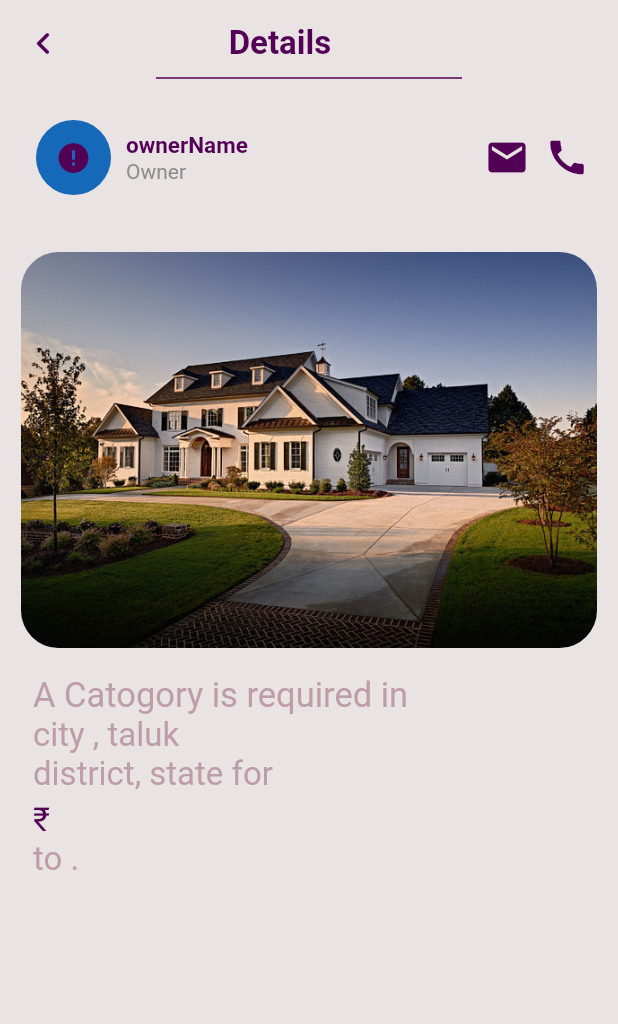
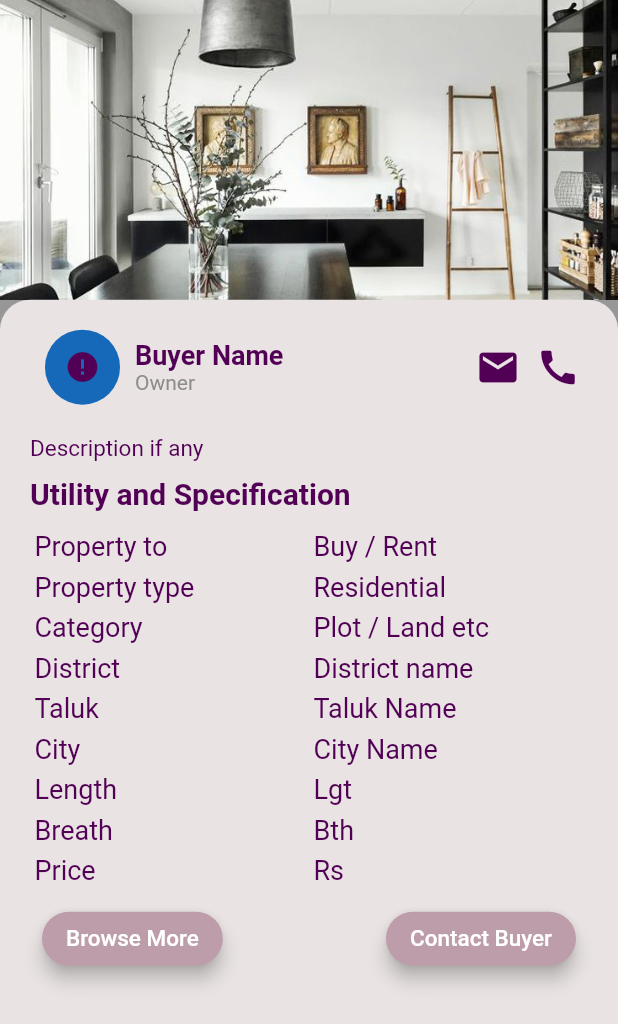
Before and after one commit to JohnNixon6972/Property_app, a Flutter app: the requestPropertyDetails screen opened by its route, on a phone screen of 412 x 824 dp. Shown: the top 1024 px of the screen. Run offline on Flutter 3.47's test engine with Material 2 defaults, Android fonts, the phone set to English and light mode, and no system bars; drawn by our look-alikes of cached_network_image; our stand-ins replace avatar_glow, badges, cloud_firestore, dotted_border, double_back_to_close_app, firebase_auth and 12 more; missing offline and left inert: country_state_city_picker, email_auth, emojis, firebase_phone_auth_handler, open_mail_app; accounts and stored records are empty; network calls fail; statements that could not run were skipped.

Commit message:
Updated Requested property details screen

```diff
--- a/lib/components/forgotpassword.dart
+++ b/lib/components/forgotpassword.dart
@@ -257,8 +257,8 @@ class _forgotPasswordScreenState extends State<forgotPasswordScreen>
                 backgroundColor: kBottomNavigationBackgroundColor,
                 leadingWidth: 0,
                 leading: const SizedBox.shrink(),
-                title: Center(
-                  child: Text(
+                title: const Center(
+                  child:  Text(
                     'Verify Phone Number',
                     style: TextStyle(
                       color: kHighlightedTextColor,
@@ -295,7 +295,7 @@ class _forgotPasswordScreenState extends State<forgotPasswordScreen>
                           "We've sent an SMS with a verification code to " +
                               userInfo.mobileNumber,
                           textAlign: TextAlign.center,
-                          style: TextStyle(
+                          style: const TextStyle(
                               fontSize: 20, color: kHighlightedTextColor),
                         ),
                         const SizedBox(height: 10),
@@ -385,7 +385,7 @@ class _forgotPasswordScreenState extends State<forgotPasswordScreen>
             );
           } catch (e) {
             print(e);
-            return Center();
+            return const Center();
           }
         },
       ),
--- a/lib/screens/raiseIssue.dart
+++ b/lib/screens/raiseIssue.dart
@@ -1,4 +1,4 @@
-// ignore_for_file: non_constant_identifier_names, camel_case_types, avoid_print, file_names, constant_identifier_names, prefer_const_constructors
+// ignore_for_file: non_constant_identifier_names, camel_case_types, avoid_print, file_names, constant_identifier_names, prefer_const_constructors, prefer_const_literals_to_create_immutables
 
 import 'dart:math';
 
--- a/lib/screens/requestPropertyDetails.dart
+++ b/lib/screens/requestPropertyDetails.dart
@@ -1,10 +1,10 @@
-// ignore_for_file: file_names
+// ignore_for_file: file_names, prefer_const_literals_to_create_immutables, use_key_in_widget_constructors, camel_case_types
 
-import 'dart:math';
 import 'package:cached_network_image/cached_network_image.dart';
 import 'package:flutter/material.dart';
 import 'package:open_mail_app/open_mail_app.dart';
 import 'package:property_app/main.dart';
+import 'package:property_app/screens/raiseIssue.dart';
 import 'package:url_launcher/url_launcher.dart';
 
 import '../constants.dart';
@@ -22,52 +22,49 @@ class _requestPropertyDetailsState extends State<requestPropertyDetails> {
   @override
   Widget build(BuildContext context) {
     return Scaffold(
-      backgroundColor: kPageBackgroundColor,
+      backgroundColor: kSubCategoryColor,
       body: SafeArea(
-        child: Padding(
-          padding: const EdgeInsets.all(14.0),
-          child: ListView(physics: const BouncingScrollPhysics(), children: [
-            Row(
-              mainAxisAlignment: MainAxisAlignment.start,
+        child: Column(
+          crossAxisAlignment: CrossAxisAlignment.start,
           children: [
-                Transform.rotate(
-                  angle: 270 * pi / 180,
-                  child: GestureDetector(
-                    onTap: () {
-                      Navigator.pop(context);
-                    },
-                    child: const Icon(
-                      Icons.expand_less_rounded,
-                      size: 30,
-                      color: kHighlightedTextColor,
+            Expanded(
+              flex: 8,
+              child: Container(
+                // color: kHighlightedTextColor,
+                height: 200,
+                padding: const EdgeInsets.only(
+                    top: 50, left: 25, right: 25, bottom: 25),
+                decoration: const BoxDecoration(
+                  image: DecorationImage(
+                    image: AssetImage(
+                      "images/requestProperty.jpg",
+                    ),
+                    fit: BoxFit.cover,
                   ),
                 ),
               ),
-                SizedBox(
-                  width: MediaQuery.of(context).size.width / 3.8,
             ),
-                const Center(
-                  child: Text(
-                    'Details',
-                    style: TextStyle(
-                        fontSize: 22,
-                        fontWeight: FontWeight.bold,
-                        color: kHighlightedTextColor),
+            Expanded(
+              flex: 25,
+              child: Container(
+                padding: const EdgeInsets.symmetric(horizontal: 20),
+                decoration: const BoxDecoration(
+                  color: kPageBackgroundColor,
+                  borderRadius: BorderRadius.only(
+                    topLeft: Radius.circular(20),
+                    topRight: Radius.circular(20),
                   ),
                 ),
-              ],
-            ),
-            const Divider(
-              thickness: 1,
-              indent: 90,
-              endIndent: 90,
-              color: kHighlightedTextColor,
-            ),
+                child: Column(
+                  // mainAxisAlignment: MainAxisAlignment.start,
+                  crossAxisAlignment: CrossAxisAlignment.start,
+                  children: [
                     Row(
                       mainAxisAlignment: MainAxisAlignment.start,
                       children: [
                         Padding(
-                  padding: EdgeInsets.symmetric(horizontal: 10.0, vertical: 20),
+                          padding: const EdgeInsets.symmetric(
+                              horizontal: 10.0, vertical: 20),
                           child: CircleAvatar(
                             backgroundColor: null,
                             radius: 25,
@@ -101,16 +98,16 @@ class _requestPropertyDetailsState extends State<requestPropertyDetails> {
                         Column(
                           crossAxisAlignment: CrossAxisAlignment.start,
                           children: [
-                    Text(
-                      "ownerName",
-                      style: const TextStyle(
-                          fontSize: 15,
+                            const Text(
+                              "Buyer Name",
+                              style: TextStyle(
+                                  fontSize: 18,
                                   fontWeight: FontWeight.w600,
                                   color: kHighlightedTextColor),
                             ),
-                    Text(
+                            const Text(
                               "ownerName" != "admin" ? 'Owner' : "Admin",
-                      style: const TextStyle(
+                              style: TextStyle(
                                 color: Color.fromARGB(255, 141, 141, 141),
                               ),
                             ),
@@ -146,7 +143,7 @@ class _requestPropertyDetailsState extends State<requestPropertyDetails> {
                                   );
                                 }
                               },
-                      child: Padding(
+                              child: const Padding(
                                 padding: EdgeInsets.all(5.0),
                                 child: Icon(
                                   Icons.mail,
@@ -164,7 +161,7 @@ class _requestPropertyDetailsState extends State<requestPropertyDetails> {
                                   throw 'Could not launch $url';
                                 }
                               },
-                      child: Padding(
+                              child: const Padding(
                                 padding: EdgeInsets.all(5.0),
                                 child: Icon(
                                   Icons.call,
@@ -177,82 +174,171 @@ class _requestPropertyDetailsState extends State<requestPropertyDetails> {
                         )
                       ],
                     ),
-            Container(
-              padding: const EdgeInsets.only(top: 18, bottom: 18),
-              height: 300,
-              decoration: const BoxDecoration(
-                  borderRadius: BorderRadius.all(Radius.circular(10))),
-              child: ClipRRect(
-                borderRadius: const BorderRadius.all(
-                  Radius.circular(25),
+                    const Text(
+                      "Description if any",
+                      style: TextStyle(
+                          fontSize: 15,
+                          // fontWeight: FontWeight.w600,
+                          color: kHighlightedTextColor),
                     ),
-                child: Image.asset(
-                  'images/requestProperty.jpg',
-                  fit: BoxFit.cover,
+                    const Padding(
+                      padding: EdgeInsets.only(
+                        top: 10.0,
+                        bottom: 10.0,
+                      ),
+                      child: Text(
+                        "Utility and Specification",
+                        style: TextStyle(
+                            fontSize: 20,
+                            fontWeight: FontWeight.bold,
+                            color: kHighlightedTextColor),
                       ),
                     ),
+                    const specifications(
+                      title: "Property to",
+                      subtitle: "Buy / Rent",
+                    ),
+                    const specifications(
+                      title: "Property type",
+                      subtitle: "Residential",
+                    ),
+                    const specifications(
+                      title: "Category",
+                      subtitle: "Plot / Land etc",
+                    ),
+                    const specifications(
+                      title: "District",
+                      subtitle: "District name",
+                    ),
+                    const specifications(
+                      title: "Taluk",
+                      subtitle: "Taluk Name",
+                    ),
+                    const specifications(
+                      title: "City",
+                      subtitle: "City Name",
+                    ),
+                    const specifications(
+                      title: "Length",
+                      subtitle: "Lgt",
+                    ),
+                    const specifications(
+                      title: "Breath",
+                      subtitle: "Bth",
+                    ),
+                    const specifications(
+                      title: "Price",
+                      subtitle: "Rs",
                     ),
                     Row(
                       children: [
                         Padding(
-                  padding: const EdgeInsets.only(left: 8.0),
-                  child: Column(
-                    children: [
-                      Column(
-                        crossAxisAlignment: CrossAxisAlignment.start,
-                        children: [
-                          const Text(
-                            // city +
-                            "A Catogory is required in",
-                            //  + taluk + "\n" + district + ", " + state,
+                          padding: const EdgeInsets.all(8.0),
+                          child: ElevatedButton(
+                            onPressed: () async {
+                              Navigator.pushNamed(context, raiseAnIssue.id);
+                            },
+                            child: const Text(
+                              'Browse More',
                               style: TextStyle(
-                                fontSize: 23,
-                                color: kBottomNavigationBackgroundColor),
-                          ),
-                          const Text(
-                            // city +
-                            "city , taluk\ndistrict, state for",
-                            //  + taluk + "\n" + district + ", " + state,
-                            style: TextStyle(
-                                fontSize: 22,
-                                color: kBottomNavigationBackgroundColor),
-                          ),
-                          const SizedBox(
-                            height: 5,
-                          ),
-                          Text(
-                            "\u{20B9} "
-                                //  +  price
-                                .replaceAllMapped(
-                                    RegExp(r'(\d{1,3})(?=(\d{3})+(?!\d))'),
-                                    (Match m) => "${m[1]},")
-                                .toString(),
-                            style: const TextStyle(
-                              fontSize: 22,
-                              color: kHighlightedTextColor,
+                                color: Colors.white,
+                                fontSize: 15,
+                                // fontWeight: FontWeight.bold,
                               ),
                             ),
-                          const Text(
-                            "to .",
-                            // == "Rent" ? " / Month" : "",
-                            style: TextStyle(
-                              fontSize: 22,
-                              color: kBottomNavigationBackgroundColor,
+                            style: ElevatedButton.styleFrom(
+                              elevation: 5,
+                              primary: kBottomNavigationBackgroundColor,
+                              shape: RoundedRectangleBorder(
+                                borderRadius: BorderRadius.circular(25),
                               ),
                             ),
-                          const SizedBox(
-                            height: 20,
+                          ),
+                        ),
+                        const Spacer(),
+                        Padding(
+                          padding: const EdgeInsets.all(8.0),
+                          child: ElevatedButton(
+                            onPressed: () async {
+                              var url = 'tel:6361125470'.toString();
+                              if (await canLaunchUrl(Uri.parse(url))) {
+                                await launchUrl(Uri.parse(url));
+                              } else {
+                                throw 'Could not launch $url';
+                              }
+                            },
+                            child: const Text(
+                              'Contact Buyer',
+                              style: TextStyle(
+                                color: Colors.white,
+                                fontSize: 15,
+                                // fontWeight: FontWeight.bold,
+                              ),
+                            ),
+                            style: ElevatedButton.styleFrom(
+                              elevation: 5,
+                              primary: kBottomNavigationBackgroundColor,
+                              shape: RoundedRectangleBorder(
+                                borderRadius: BorderRadius.circular(25),
+                              ),
+                            ),
+                          ),
                         ),
                       ],
                     ),
                   ],
                 ),
               ),
+            ),
           ],
-            ),
-          ]),
         ),
       ),
     );
   }
 }
+
+class specifications extends StatelessWidget {
+  final String title;
+  final String subtitle;
+  const specifications({required this.title, required this.subtitle});
+
+  @override
+  Widget build(BuildContext context) {
+    return Row(
+      children: [
+        Container(
+          padding: const EdgeInsets.all(3),
+          width: (MediaQuery.of(context).size.width / 2) - 20,
+          child: Column(
+            crossAxisAlignment: CrossAxisAlignment.start,
+            children: [
+              Text(
+                title,
+                style: const TextStyle(
+                  fontSize: 18,
+                  color: kHighlightedTextColor,
+                ),
+              ),
+            ],
+          ),
+        ),
+        Container(
+          padding: const EdgeInsets.all(3),
+          width: (MediaQuery.of(context).size.width / 2) - 20,
+          child: Column(
+            crossAxisAlignment: CrossAxisAlignment.start,
+            children: [
+              Text(
+                subtitle,
+                style: const TextStyle(
+                  fontSize: 18,
+                  color: kHighlightedTextColor,
+                ),
+              ),
+            ],
+          ),
+        )
+      ],
+    );
+  }
+}
```
Also changed, not shown: images/requestProperty.jpg, images/requestProperty2.jpg (added), images/requestProperty4.jpg (added). Lines whose indentation alone changed are shown as unchanged.
